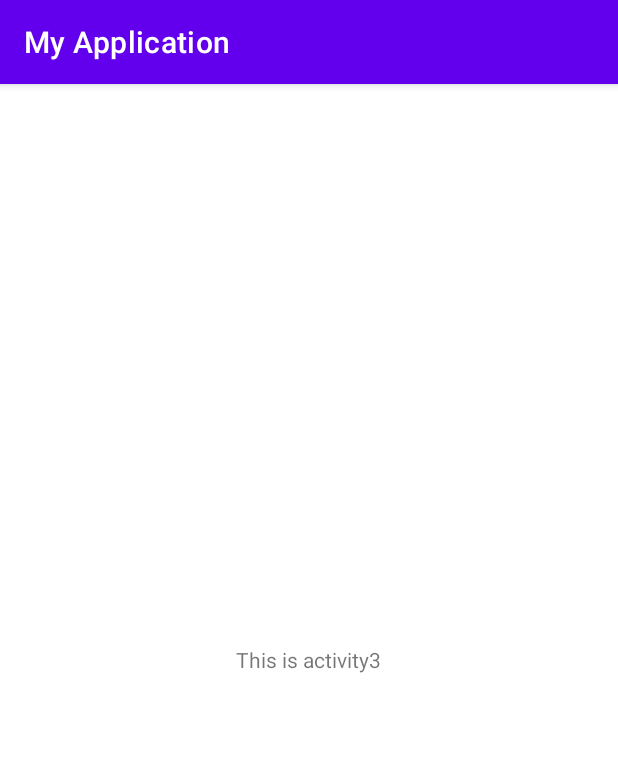
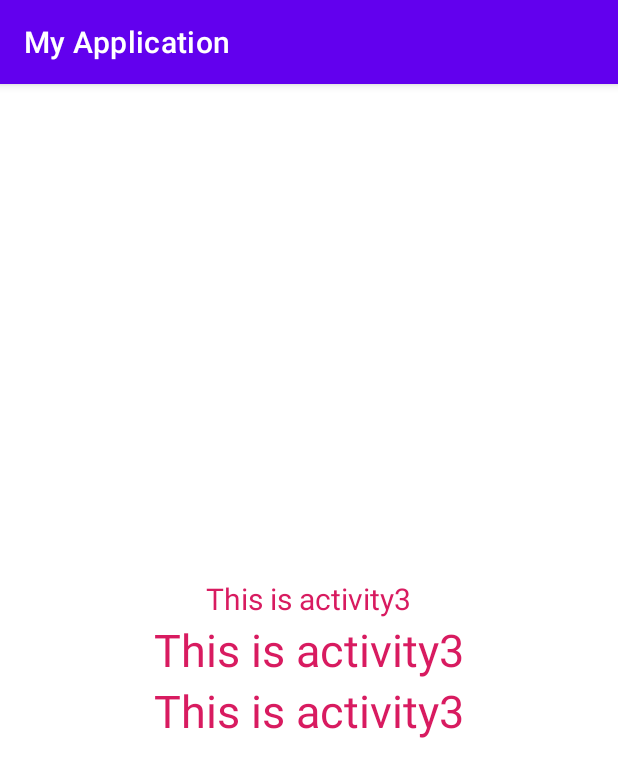
Before and after one commit to VisualNull/AndroidProject, an Android app: the MainActivity3 screen opened directly, with no data from a screen before it, on a phone screen of 412 x 824 dp. Shown: the top 777 px of the screen. Run offline under Robolectric (Android 15) with nearby library versions, the phone set to English and light mode, and no system bars.

Commit message:
2023/3/01/17/10

```diff
--- a/app/src/main/java/com/example/myapplication/MainActivity3.java
+++ b/app/src/main/java/com/example/myapplication/MainActivity3.java
@@ -3,8 +3,10 @@ package com.example.myapplication;
 import androidx.appcompat.app.AppCompatActivity;
 
 import android.content.Intent;
+import android.graphics.Color;
 import android.os.Bundle;
 import android.os.Handler;
+import android.util.TypedValue;
 import android.view.View;
 import android.widget.Button;
 import android.widget.TextView;
@@ -31,8 +33,19 @@ public class MainActivity3 extends AppCompatActivity {
     private Runnable mSetText=new Runnable() {
         @Override
         public void run() {
-            TextView textView=findViewById(R.id.textView3);
-            textView.setText(R.string.Hello);
+            TextView textView3=findViewById(R.id.textView3);
+            TextView textView4=findViewById(R.id.textView4);
+            TextView textView5=findViewById(R.id.textView5);
+            textView3.setText(R.string.Hello);
+            textView3.setTextColor(Color.RED);
+            textView3.setBackgroundColor(Color.BLUE);
+            textView4.setText(R.string.Hello);
+            textView4.setTextColor(Color.BLUE);
+            textView4.setBackgroundColor(Color.GREEN);
+            textView5.setText(R.string.Hello);
+            textView5.setTextColor(Color.GREEN);
+            textView5.setBackgroundResource(R.color.red);
+
         }
     };
 }
--- a/app/src/main/res/layout/activity_main3.xml
+++ b/app/src/main/res/layout/activity_main3.xml
@@ -10,5 +10,24 @@
         android:layout_width="wrap_content"
         android:layout_height="wrap_content"
         android:text="@string/This3"
+        android:textSize="30px"
+        android:textColor="#D81B60"
         ></TextView>
+    <TextView
+        android:id="@+id/textView4"
+        android:layout_width="wrap_content"
+        android:layout_height="wrap_content"
+        android:text="@string/This3"
+        android:textSize="30dp"
+        android:textColor="#D81B60"
+        ></TextView>
+    <TextView
+        android:id="@+id/textView5"
+        android:layout_width="wrap_content"
+        android:layout_height="wrap_content"
+        android:text="@string/This3"
+        android:textSize="30sp"
+        android:textColor="#D81B60"
+         ></TextView>
+
 </LinearLayout>
--- a/app/src/main/res/values/colors.xml
+++ b/app/src/main/res/values/colors.xml
@@ -7,4 +7,5 @@
     <color name="teal_700">#FF018786</color>
     <color name="black">#FF000000</color>
     <color name="white">#FFFFFFFF</color>
+    <color name="red">#FF0000</color>
 </resources>
```
